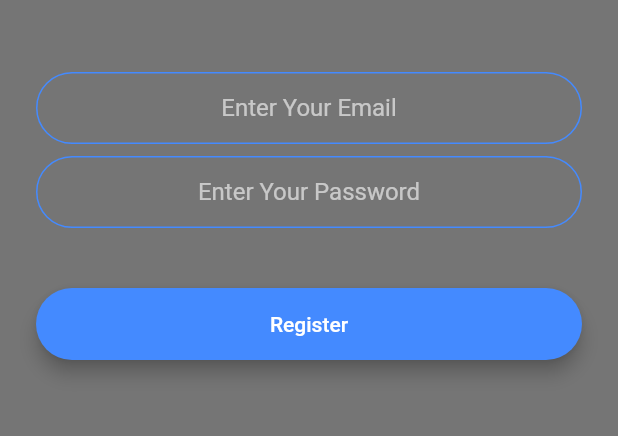
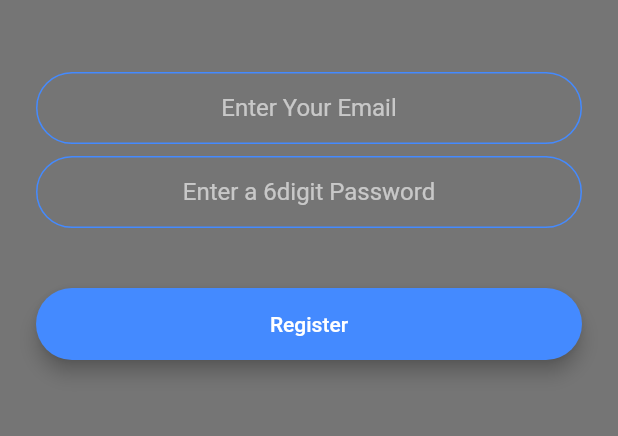
Before and after one commit to siddharthshenoy/chatting-FLUTTER-, a Flutter app: the screen it shows after launch, after a tap on "Register", on a phone screen of 412 x 824 dp, the part 576-1012 px from its top. Run offline on Flutter 3.47's test engine with Material 2 defaults, Android fonts, the phone set to English and light mode, and no system bars; our stand-ins replace animated_text_kit, cloud_firestore, firebase_auth, firebase_core, modal_progress_hud; accounts and stored records are empty.

Commit message:
new updates 8may21 9:15

```diff
--- a/lib/main.dart
+++ b/lib/main.dart
@@ -3,6 +3,7 @@ import 'package:flash_chat/screens/welcome_screen.dart';
 import 'package:flash_chat/screens/login_screen.dart';
 import 'package:flash_chat/screens/registration_screen.dart';
 import 'package:flash_chat/screens/chat_screen.dart';
+import 'package:firebase_core/firebase_core.dart';
 
 import 'screens/chat_screen.dart';
 import 'screens/chat_screen.dart';
@@ -16,7 +17,14 @@ import 'screens/welcome_screen.dart';
 import 'screens/welcome_screen.dart';
 import 'screens/welcome_screen.dart';
 
-void main() => runApp(FlashChat());
+void main() async {
+  // Ensure that Firebase is initialized
+  WidgetsFlutterBinding.ensureInitialized();
+  // Initialize Firebase
+  await Firebase.initializeApp();
+  //
+  runApp(FlashChat());
+}
 
 class FlashChat extends StatelessWidget {
   @override
--- a/lib/screens/registration_screen.dart
+++ b/lib/screens/registration_screen.dart
@@ -3,7 +3,7 @@ import 'package:flash_chat/constants.dart';
 import 'package:flash_chat/screens/chat_screen.dart';
 import 'package:flutter/material.dart';
 import 'package:firebase_auth/firebase_auth.dart';
-
+import 'package:modal_progress_hud/modal_progress_hud.dart';
 
 class RegistrationScreen extends StatefulWidget {
 
@@ -17,6 +17,8 @@ class RegistrationScreen extends StatefulWidget {
 class _RegistrationScreenState extends State<RegistrationScreen> with SingleTickerProviderStateMixin {
 
   final _auth = FirebaseAuth.instance;
+
+  bool showSpinner = false;
 
   String email;
   String password;
@@ -48,7 +50,9 @@ class _RegistrationScreenState extends State<RegistrationScreen> with SingleTick
   Widget build(BuildContext context) {
     return Scaffold(
       backgroundColor: animation.value,
-      body: Padding(
+      body: ModalProgressHUD(
+        inAsyncCall: showSpinner,
+        child: Padding(
           padding: EdgeInsets.symmetric(horizontal: 24.0),
           child: Column(
             mainAxisAlignment: MainAxisAlignment.center,
@@ -81,7 +85,7 @@ class _RegistrationScreenState extends State<RegistrationScreen> with SingleTick
                 onChanged: (value) {
                   password = value;
                 },
-              decoration: KTextFieldDecoration.copyWith(hintText: 'Enter Your Password'),
+                decoration: KTextFieldDecoration.copyWith(hintText: 'Enter a 6digit Password'),
               ),
               SizedBox(
                 height: 24.0,
@@ -90,11 +94,17 @@ class _RegistrationScreenState extends State<RegistrationScreen> with SingleTick
                title:'Register',
                colour: Colors.blueAccent,
                onPressed:() async {
+                 setState(() {
+                   showSpinner = true;
+                 });
                  try{
                  final newUser = await _auth.createUserWithEmailAndPassword(email: email, password: password);
                  if(newUser != null){
                    Navigator.pushNamed(context, ChatScreen.id);
                  }
+                 setState(() {
+                   showSpinner = false;
+                 });
                }
                catch (e) {
                    print(e);
@@ -105,6 +115,7 @@ class _RegistrationScreenState extends State<RegistrationScreen> with SingleTick
             ],
           ),
         ),
+      ),
     );
   }
 }
--- a/pubspec.yaml
+++ b/pubspec.yaml
@@ -15,6 +15,7 @@ dependencies:
   firebase_core: ^1.1.0
   firebase_auth: ^1.1.3
   cloud_firestore: ^2.0.0
+  modal_progress_hud: ^0.1.3
 
 dev_dependencies:
   flutter_test:
```
Also changed, not shown: lib/screens/chat_screen.dart (+22 -3 lines), lib/screens/login_screen.dart (+37 -4 lines), pubspec.lock, 1 other file. Lines whose indentation alone changed are shown as unchanged.
